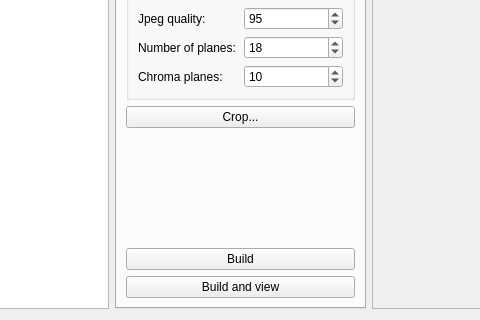
Before: the Qt Designer form relight/rtiexport.ui in cnr-isti-vclab/relight, drawn with Qt 5; both pictures show x 474 to 954 and y 316 to 636 of the 1157 by 636 pixel window.
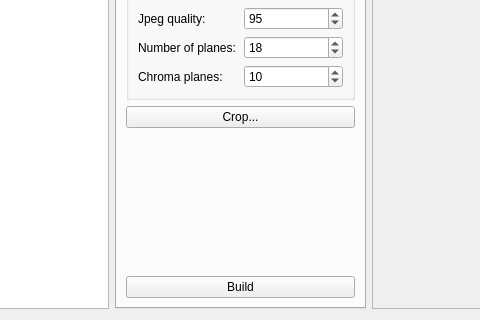
After: the same form once the commit is applied. The open tabs and pages were chosen to show the change. Icons and pictures are not drawn. Custom widgets are drawn as their Qt base class.

```diff
--- a/relight/rtiexport.ui
+++ b/relight/rtiexport.ui
@@ -265,13 +265,6 @@
          </property>
         </widget>
        </item>
-       <item>
-        <widget class="QPushButton" name="preview">
-         <property name="text">
-          <string>Build and view</string>
-         </property>
-        </widget>
-       </item>
       </layout>
      </widget>
      <widget class="QWidget" name="tab">
```
Left out of the diff: 2 changed lines with no effect on the pictures.
